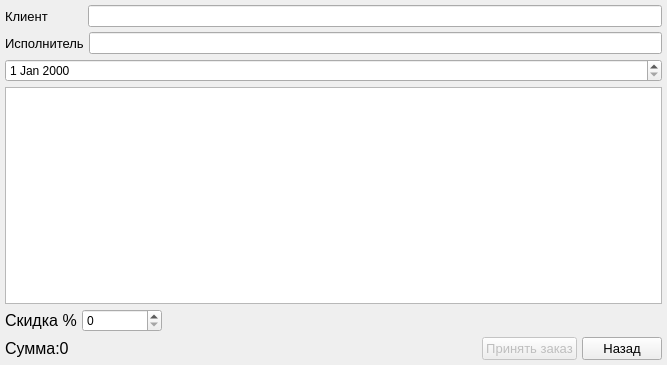
Old version of the form code/form_for_give_order.ui in the repository Alex-Sidorov/SEFOLL.
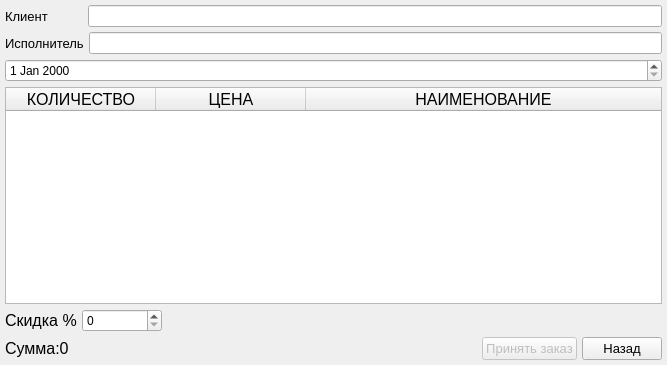
New version of the form.

```diff
--- a/code/form_for_give_order.ui
+++ b/code/form_for_give_order.ui
@@ -172,7 +172,7 @@
       <bool>false</bool>
      </property>
      <attribute name="horizontalHeaderVisible">
-      <bool>false</bool>
+      <bool>true</bool>
      </attribute>
      <attribute name="horizontalHeaderCascadingSectionResizes">
       <bool>false</bool>
```
